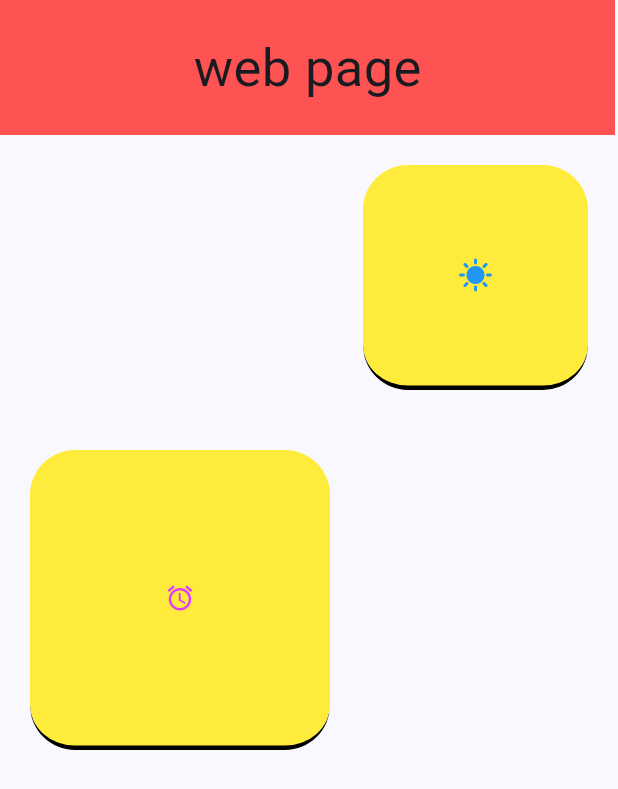
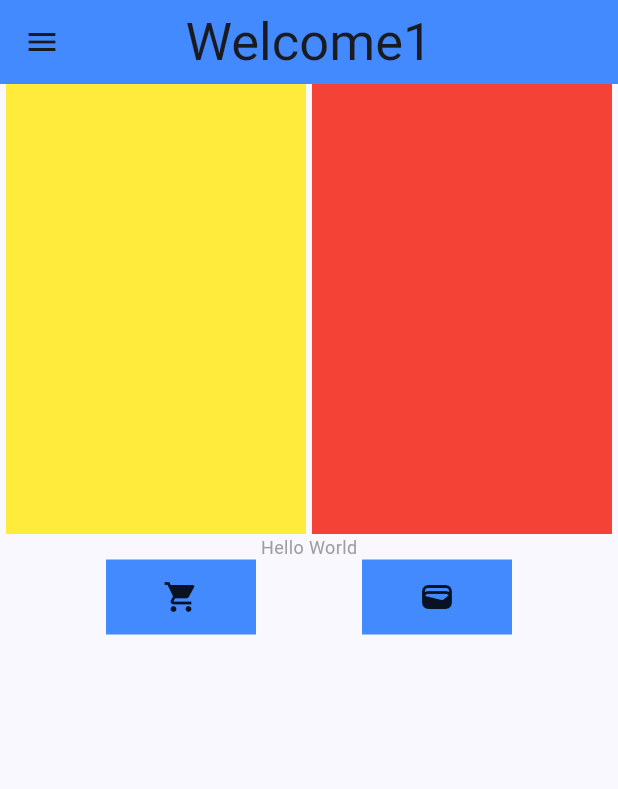
Before and after one commit to dhara58/Grid_App, a Flutter app: the screen it shows after launch, on a phone screen of 412 x 824 dp. Shown: the top 789 px of the screen. Run offline on Flutter 3.47's test engine with Material 3 defaults, Android fonts, the phone set to English and light mode, and no system bars.

Commit message:
21-08-24

```diff
--- a/lib/App.dart
+++ b/lib/App.dart
@@ -35,16 +35,15 @@ class _AppState extends State<App> {
               Row(
                 mainAxisAlignment: MainAxisAlignment.end,
                 children: [
-
                   Container(
-                      margin: EdgeInsets.symmetric(horizontal: 20, vertical: 20),
-                    height: 150,
-                    width: 150,
-                      child: Icon(
+                    margin: EdgeInsets.symmetric(horizontal: 20, vertical: 20),
+                    height: 100,
+                    width: 100,
+                    child: Icon(
                       Icons.sunny,
                       color: Colors.blue,
                     ),
-                     decoration: BoxDecoration(
+                    decoration: BoxDecoration(
                         color: Colors.yellow,
                         borderRadius: BorderRadius.circular(30),
                         border: Border(
@@ -54,9 +53,7 @@ class _AppState extends State<App> {
                         ))),
 
                     // color: Colors.red,
-
                   )
-
                 ],
               ),
             ],
@@ -83,8 +80,6 @@ class _AppState extends State<App> {
                           color: Colors.black,
                           width: 3,
                         ))),
-
-
                   )
                 ],
               ),
--- a/lib/grid_application.dart
+++ b/lib/grid_application.dart
@@ -34,6 +34,7 @@ class _GridApplicationState extends State<GridApplication> {
               mainAxisAlignment: MainAxisAlignment.spaceAround,
               children: [
                 Container(
+                  margin: EdgeInsets.symmetric(horizontal: 10, vertical: 10),
                   height: 180,
                   width: 180,
                   decoration: BoxDecoration(
@@ -49,6 +50,7 @@ class _GridApplicationState extends State<GridApplication> {
                           Icon(
                             Icons.calendar_month,
                             size: 55,
+
                           ),
                         ],
                       ),
@@ -64,6 +66,7 @@ class _GridApplicationState extends State<GridApplication> {
                   )),
                 ),
                 Container(
+                  margin: EdgeInsets.symmetric(horizontal: 15, vertical: 15),
                   height: 180,
                   width: 180,
                   decoration: BoxDecoration(
@@ -119,8 +122,8 @@ class _GridApplicationState extends State<GridApplication> {
                   )),
                   height: 180,
                   width: 180,
-                  margin: EdgeInsets.all(10),
-                  padding: EdgeInsets.all(10),
+                  margin: EdgeInsets.symmetric(horizontal: 15, vertical: 15),
+                  // padding: EdgeInsets.all(10),
                   decoration: BoxDecoration(
                     borderRadius: BorderRadiusDirectional.circular(5),
                     color: Color.fromARGB(255, 253, 199, 255),
@@ -153,7 +156,7 @@ class _GridApplicationState extends State<GridApplication> {
                   height: 180,
                   width: 180,
                   margin: EdgeInsets.all(10),
-                  padding: EdgeInsets.all(10),
+                  // padding: EdgeInsets.all(10),
                   decoration: BoxDecoration(
                     borderRadius: BorderRadiusDirectional.circular(5),
                     color: Color.fromARGB(255, 196, 255, 252),
--- a/lib/main.dart
+++ b/lib/main.dart
@@ -5,6 +5,7 @@
 import 'package:flutter_application_1/appbar_screen.dart';
 import 'package:flutter_application_1/grid_application.dart';
 import 'package:flutter_application_1/home_screen.dart';
+import 'package:flutter_application_1/new_app.dart';
 import 'package:flutter_application_1/new_application.dart';
 import 'package:flutter_application_1/screen1.dart';
 
@@ -26,7 +27,7 @@
             ColorScheme.fromSeed(seedColor: Color.fromARGB(255, 118, 152, 255)),
         useMaterial3: true,
       ),
-      home: App(),
+      home: NewApp(),
     );
   }
 
--- /dev/null
+++ b/lib/new_app.dart
@@ -0,0 +1,69 @@
+import 'package:flutter/material.dart';
+
+class NewApp extends StatefulWidget {
+  const NewApp({super.key});
+
+  @override
+  State<NewApp> createState() => _NewAppState();
+}
+
+class _NewAppState extends State<NewApp> {
+  @override
+  Widget build(BuildContext context) {
+    return Scaffold(
+      appBar: AppBar(
+        leading: Icon(Icons.menu),
+        backgroundColor: Colors.blueAccent,
+        title: Text(
+          'Welcome1',
+          style: TextStyle(fontSize: 35),
+        ),
+        centerTitle: true,
+      ),
+      body: Column(
+        children: [
+          Row(
+            mainAxisAlignment: MainAxisAlignment.spaceEvenly,
+            children: [
+              Container(
+                height: 300,
+                width: 200,
+                color: Colors.yellow,
+              ),
+              Container(
+                height: 300,
+                width: 200,
+                color: Colors.red,
+              ),
+            ],
+          ),
+          Column(
+            children: [
+              Text(
+                'Hello World',
+                style: TextStyle(fontSize: 12, color: Colors.grey),
+              ),
+            ],
+          ),
+          Row(
+            mainAxisAlignment: MainAxisAlignment.spaceEvenly,
+            children: [
+              Container(
+                height: 50,
+                width: 100,
+                color: Colors.blueAccent,
+                child: Icon(Icons.shopping_cart),
+              ),
+              Container(
+                height: 50,
+                width: 100,
+                color: Colors.blueAccent,
+                child: Icon(Icons.wallet),
+              ),
+            ],
+          )
+        ],
+      ),
+    );
+  }
+}
--- a/lib/new_application.dart
+++ b/lib/new_application.dart
@@ -82,7 +82,8 @@ class _NewApplicationState extends State<NewApplication> {
                     margin: EdgeInsets.symmetric(horizontal: 10, vertical: 10),
                     height: 200,
                     width: 200,
-                    child: Icon(
+                    child:
+                    Icon(
                       Icons.call,
                       size: 35,
                       shadows: [
```
